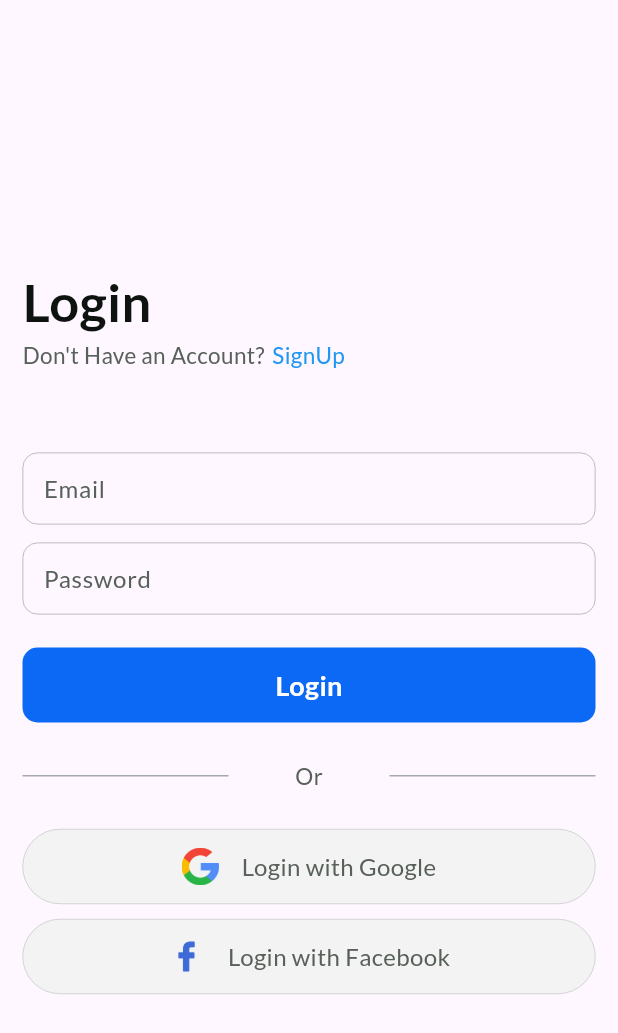
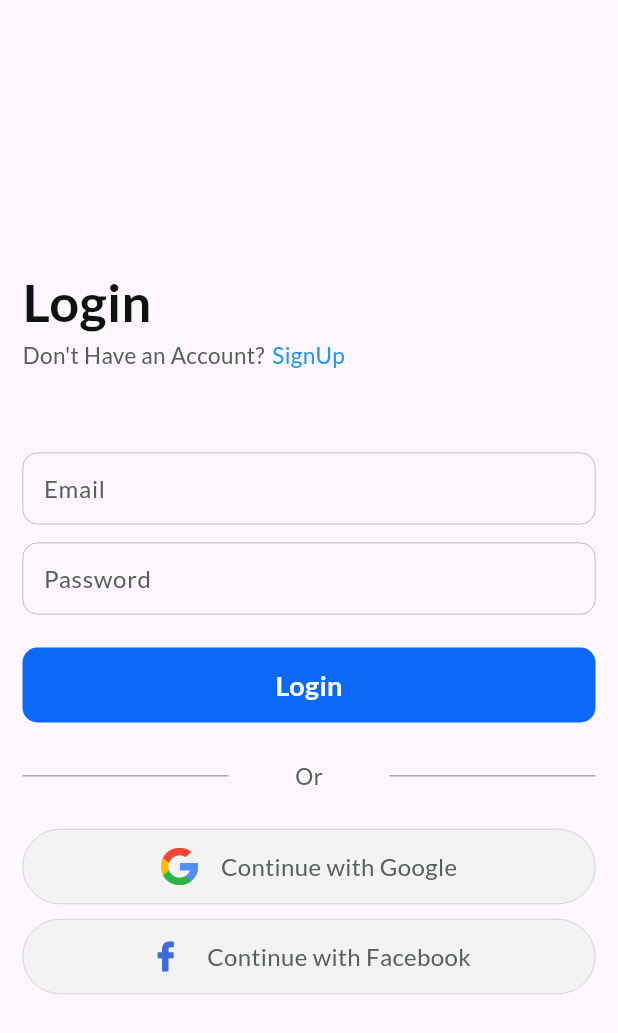
Before and after one commit to IT21175466/My-Doctor, a Flutter app: the screen it shows after launch, on a phone screen of 412 x 824 dp. Shown: the top 1033 px of the screen. Run offline on Flutter 3.47's test engine with Material 3 defaults, Android fonts, the phone set to English and light mode, and no system bars; our stand-ins replace bloc, firebase_core, flutter_bloc, flutter_secure_storage; accounts and stored records are empty.

Commit message:
Update login_screen.dart

```diff
--- a/frontend/lib/features/authentication/ui/login_screen.dart
+++ b/frontend/lib/features/authentication/ui/login_screen.dart
@@ -198,12 +198,12 @@ class _LoginScreenState extends State<LoginScreen> {
                         height: 25,
                       ),
                       LoginOptionCard(
-                        mainText: 'Login with Google',
+                        mainText: 'Continue with Google',
                         width: screenWidth,
                         icon: 'google.png',
                       ),
                       LoginOptionCard(
-                        mainText: 'Login with Facebook',
+                        mainText: 'Continue with Facebook',
                         width: screenWidth,
                         icon: 'facebook.png',
                       ),
```
